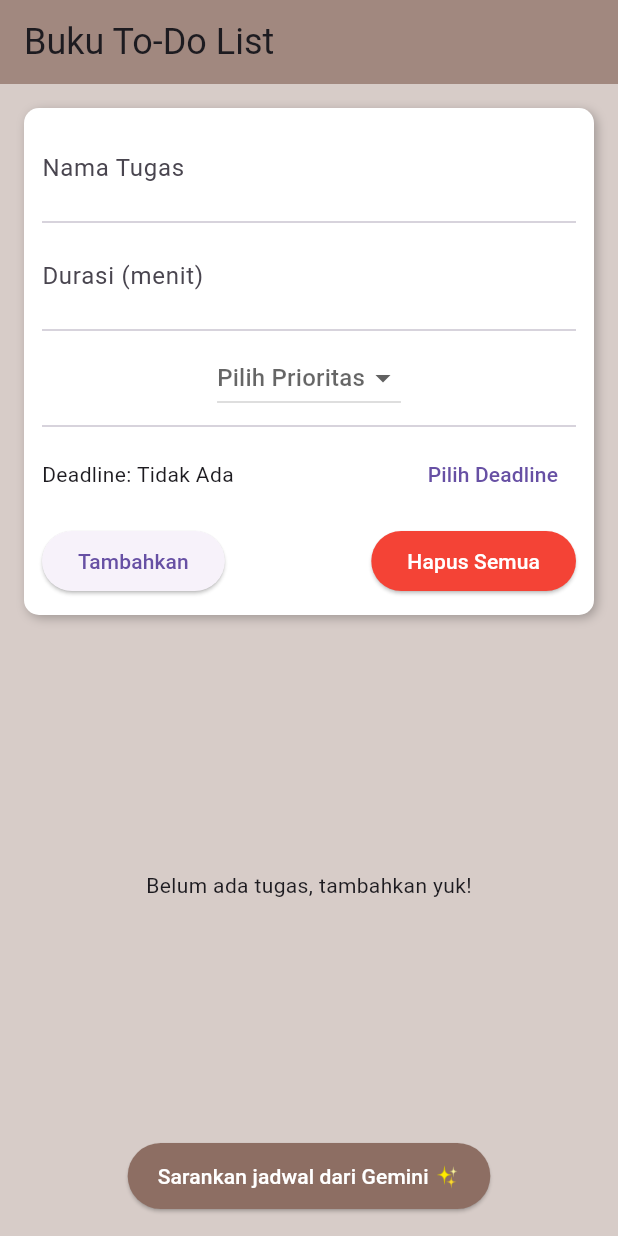
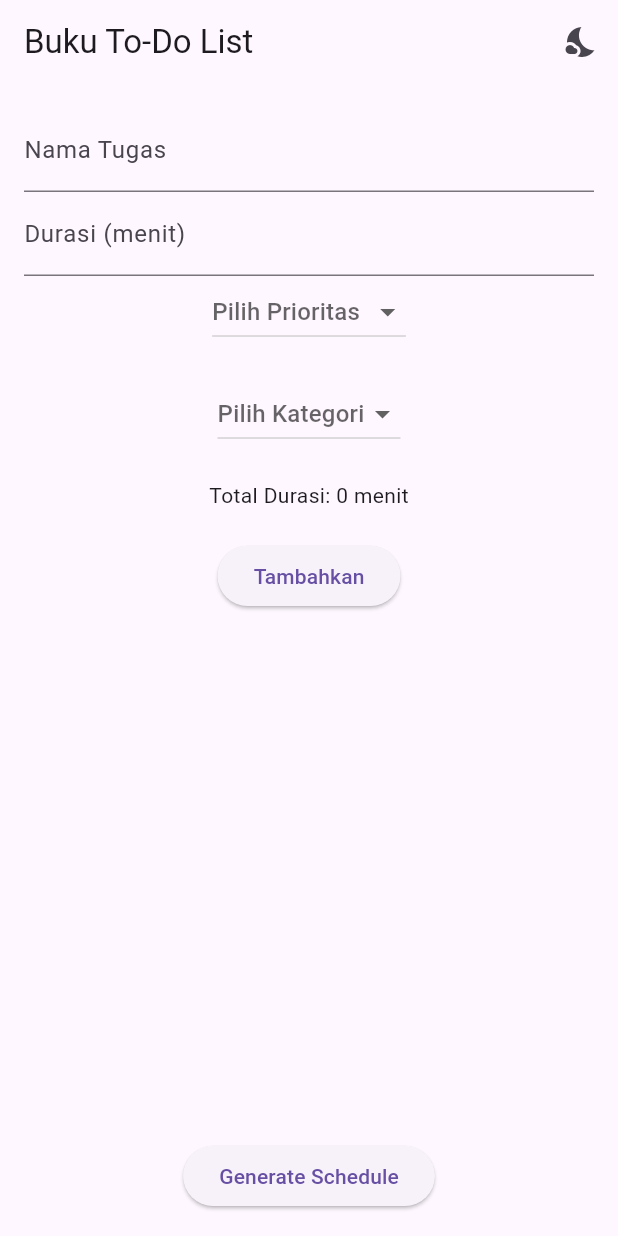
Before and after one commit to stingerf/schadule_generator, a Flutter app: the screen it shows after launch, on a phone screen of 412 x 824 dp. Run offline on Flutter 3.47's test engine with Material 3 defaults, Android fonts, the phone set to English and light mode, and no system bars; Roboto replaces fonts that are missing (IndieFlower).

Commit message:
update tugas 3

```diff
--- a/lib/ui/home_screen.dart
+++ b/lib/ui/home_screen.dart
@@ -15,21 +15,25 @@ class _HomeScreenState extends State<HomeScreen> {
   final TextEditingController durationController = TextEditingController();
   DateTime? deadline;
   String? priority;
+  String? category;
   bool isLoading = false;
+  bool isDarkMode = false;
 
   void _addTask() {
     if (taskController.text.isNotEmpty &&
         durationController.text.isNotEmpty &&
-        priority != null) {
+        priority != null &&
+        category != null) {
       setState(() {
         tasks.add({
           "name": taskController.text,
           "priority": priority!,
+          "category": category!,
           "duration": int.tryParse(durationController.text) ?? 30,
           "deadline": deadline != null
               ? "${deadline!.day}/${deadline!.month}/${deadline!.year}"
               : "Tidak Ada",
-          "completed": false, // Menambahkan status selesai
+          "completed": false,
         });
       });
       taskController.clear();
@@ -45,10 +49,7 @@ class _HomeScreenState extends State<HomeScreen> {
         title: Text("Hapus Semua Tugas?"),
         content: Text("Tindakan ini tidak bisa dibatalkan."),
         actions: [
-          TextButton(
-            onPressed: () => Navigator.pop(context),
-            child: Text("Batal"),
-          ),
+          TextButton(onPressed: () => Navigator.pop(context), child: Text("Batal")),
           TextButton(
             onPressed: () {
               setState(() => tasks.clear());
@@ -61,15 +62,51 @@ class _HomeScreenState extends State<HomeScreen> {
     );
   }
 
+  void _editTask(int index) {
+    taskController.text = tasks[index]["name"];
+    durationController.text = tasks[index]["duration"].toString();
+    priority = tasks[index]["priority"];
+    category = tasks[index]["category"];
+    deadline = null;
+
+    showDialog(
+      context: context,
+      builder: (context) => AlertDialog(
+        title: Text("Edit Tugas"),
+        content: Column(
+          mainAxisSize: MainAxisSize.min,
+          children: [
+            TextField(controller: taskController, decoration: InputDecoration(labelText: "Nama Tugas")),
+            TextField(controller: durationController, decoration: InputDecoration(labelText: "Durasi"), keyboardType: TextInputType.number),
+            DropdownButton<String>(
+              value: priority,
+              hint: Text("Pilih Prioritas"),
+              onChanged: (value) => setState(() => priority = value),
+              items: ["Tinggi", "Sedang", "Rendah"].map((p) => DropdownMenuItem(value: p, child: Text(p))).toList(),
+            ),
+          ],
+        ),
+        actions: [
+          TextButton(onPressed: () => Navigator.pop(context), child: Text("Batal")),
+          TextButton(
+            onPressed: () {
+              setState(() {
+                tasks[index]["name"] = taskController.text;
+                tasks[index]["duration"] = int.tryParse(durationController.text) ?? 30;
+                tasks[index]["priority"] = priority!;
+              });
+              Navigator.pop(context);
+            },
+            child: Text("Simpan"),
+          ),
+        ],
+      ),
+    );
+  }
+
   void _toggleTaskCompletion(int index) {
     setState(() {
       tasks[index]["completed"] = !tasks[index]["completed"];
-    });
-  }
-
-  void _deleteTask(int index) {
-    setState(() {
-      tasks.removeAt(index);
     });
   }
 
@@ -86,6 +123,10 @@ class _HomeScreenState extends State<HomeScreen> {
         deadline = pickedDate;
       });
     }
+  }
+
+  int _calculateTotalDuration() {
+    return tasks.fold(0, (sum, task) => sum + (task["duration"] as int));
   }
 
   Future<void> _generateSchedule() async {
@@ -120,154 +161,65 @@ class _HomeScreenState extends State<HomeScreen> {
 
   @override
   Widget build(BuildContext context) {
-    return Scaffold(
-      backgroundColor: Colors.brown[100],
+    return MaterialApp(
+      debugShowCheckedModeBanner: false,
+      theme: isDarkMode ? ThemeData.dark() : ThemeData.light(),
+      home: Scaffold(
         appBar: AppBar(
-        title: Text(
-          "Buku To-Do List",
-          style: TextStyle(fontFamily: 'IndieFlower', fontSize: 24),
+          title: Text("Buku To-Do List"),
+          actions: [
+            IconButton(
+              icon: Icon(isDarkMode ? Icons.wb_sunny : Icons.nights_stay),
+              onPressed: () => setState(() => isDarkMode = !isDarkMode),
             ),
-        backgroundColor: Colors.brown[300],
-        elevation: 0,
+          ],
         ),
         body: Padding(
           padding: const EdgeInsets.all(16),
           child: Column(
             children: [
               // Input Form
-            Container(
-              padding: EdgeInsets.all(12),
-              decoration: BoxDecoration(
-                color: Colors.white,
-                borderRadius: BorderRadius.circular(10),
-                boxShadow: [
-                  BoxShadow(
-                    color: Colors.black26,
-                    blurRadius: 5,
-                    offset: Offset(2, 2),
-                  ),
-                ],
-              ),
-              child: Column(
-                children: [
-                  TextField(
-                    controller: taskController,
-                    decoration: InputDecoration(
-                      labelText: "Nama Tugas",
-                      border: InputBorder.none,
-                    ),
-                  ),
-                  Divider(),
-                  TextField(
-                    controller: durationController,
-                    decoration: InputDecoration(
-                      labelText: "Durasi (menit)",
-                      border: InputBorder.none,
-                    ),
-                    keyboardType: TextInputType.number,
-                  ),
-                  Divider(),
+              TextField(controller: taskController, decoration: InputDecoration(labelText: "Nama Tugas")),
+              TextField(controller: durationController, decoration: InputDecoration(labelText: "Durasi (menit)"), keyboardType: TextInputType.number),
               DropdownButton<String>(
                 value: priority,
                 hint: Text("Pilih Prioritas"),
                 onChanged: (value) => setState(() => priority = value),
-                    items: ["Tinggi", "Sedang", "Rendah"]
-                        .map((priorityMember) => DropdownMenuItem(
-                            value: priorityMember, child: Text(priorityMember)))
-                        .toList(),
+                items: ["Tinggi", "Sedang", "Rendah", "Waktu Kosong"].map((p) => DropdownMenuItem(value: p, child: Text(p))).toList(),
               ),
-                  Divider(),
-                  Row(
-                    mainAxisAlignment: MainAxisAlignment.spaceBetween,
-                    children: [
-                      Text(deadline == null
-                          ? "Deadline: Tidak Ada"
-                          : "Deadline: ${deadline!.day}/${deadline!.month}/${deadline!.year}"),
-                      TextButton(
-                        onPressed: _selectDeadline,
-                        child: Text("Pilih Deadline"),
+              const SizedBox(height: 20,),
+              DropdownButton<String>(
+                value: category,
+                hint: Text("Pilih Kategori"),
+                onChanged: (value) => setState(() => category = value),
+                items: ["Pekerjaan", "Pribadi", "Pendidikan"].map((c) => DropdownMenuItem(value: c, child: Text(c))).toList(),
               ),
-                    ],
-                  ),
-                  SizedBox(height: 10),
-                  Row(
-                    mainAxisAlignment: MainAxisAlignment.spaceBetween,
-                    children: [
-                      ElevatedButton(
-                        onPressed: _addTask,
-                        child: Text("Tambahkan"),
-                      ),
-                      ElevatedButton(
-                        onPressed: _clearTasks,
-                        style: ElevatedButton.styleFrom(
-                            backgroundColor: Colors.red),
-                        child:
-                            Text("Hapus Semua", style: TextStyle(color: Colors.white)),
-                      ),
-                    ],
-                  ),
-                ],
-              ),
-            ),
-            SizedBox(height: 20),
-            // Task List
+              const SizedBox(height: 20),
+              Text("Total Durasi: ${_calculateTotalDuration()} menit"),
+              const SizedBox(height: 20,),
+              ElevatedButton(onPressed: _addTask, child: Text("Tambahkan")),
               Expanded(
-              child: tasks.isEmpty
-                  ? Center(child: Text("Belum ada tugas, tambahkan yuk!"))
-                  : ListView.builder(
+                child: ListView.builder(
                   itemCount: tasks.length,
                   itemBuilder: (context, index) {
                     final task = tasks[index];
-                        return Card(
-                          color: task["completed"]
-                              ? Colors.green[100]
-                              : Colors.white,
-                          margin: EdgeInsets.symmetric(vertical: 6),
-                          shape: RoundedRectangleBorder(
-                            borderRadius: BorderRadius.circular(8),
-                          ),
-                          elevation: 3,
-                          child: ListTile(
-                            leading: IconButton(
-                              icon: Icon(
-                                task["completed"]
-                                    ? Icons.check_box
-                                    : Icons.check_box_outline_blank,
-                                color: task["completed"]
-                                    ? Colors.green
-                                    : Colors.grey,
-                              ),
-                              onPressed: () => _toggleTaskCompletion(index),
-                            ),
+                    return ListTile(
                       title: Text("${task['name']}"),
-                            subtitle: Text(
-                                "Prioritas: ${task['priority']} | Durasi: ${task['duration']} menit\nDeadline: ${task['deadline']}"),
-                            trailing: IconButton(
-                              icon: Icon(Icons.delete, color: Colors.red),
-                              onPressed: () => _deleteTask(index),
-                            ),
+                      subtitle: Text("Prioritas: ${task['priority']} | Durasi: ${task['duration']} menit"),
+                      trailing: Row(
+                        mainAxisSize: MainAxisSize.min,
+                        children: [
+                          IconButton(icon: Icon(Icons.edit), onPressed: () => _editTask(index)),
+                          IconButton(icon: Icon(Icons.delete, color: Colors.red), onPressed: () => _clearTasks()),
+                        ],
                       ),
                     );
                   },
                 ),
               ),
-            SizedBox(height: 10),
-            // Generate Schedule Button
-            isLoading
-                ? CircularProgressIndicator()
-                : ElevatedButton(
-                    onPressed: _generateSchedule,
-                    style: ElevatedButton.styleFrom(
-                      backgroundColor: Colors.brown[400],
-                      padding:
-                          EdgeInsets.symmetric(horizontal: 20, vertical: 12),
+              isLoading ? CircularProgressIndicator() : ElevatedButton(onPressed: _generateSchedule, child: Text("Generate Schedule")),
+            ],
           ),
-                    child: const Text(
-                      "Sarankan jadwal dari Gemini ✨",
-                      style: TextStyle(color: Colors.white),
-                    ),
-                  ),
-          ],
         ),
       ),
     );
```
Lines whose indentation alone changed are shown as unchanged.
